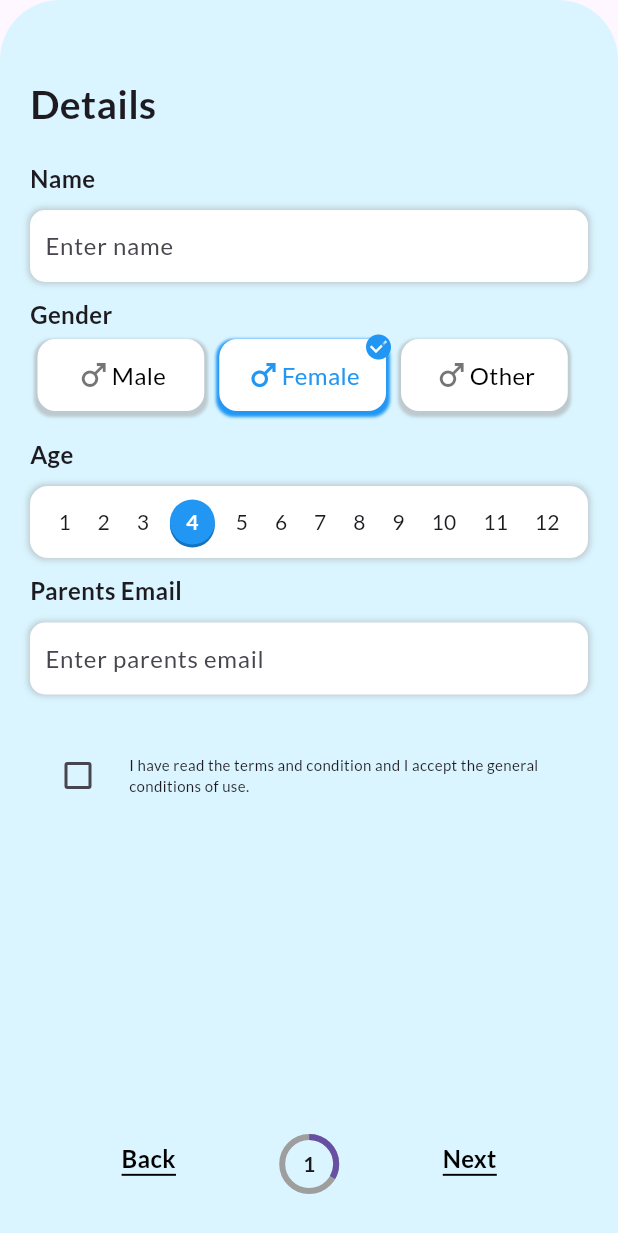
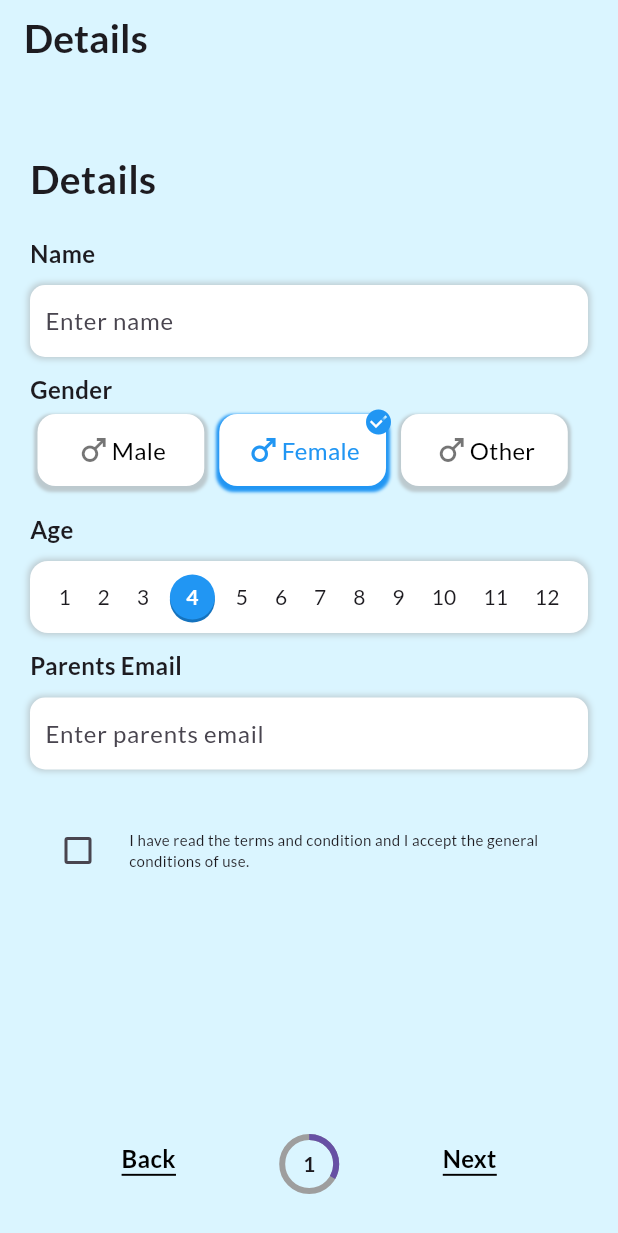
Before and after one commit to aadesh18/inzone, a Flutter app: the SignUpPages screen opened directly, after a tap on "Female", on a phone screen of 412 x 824 dp. Shown: the top 1233 px of the screen. Run offline on Flutter 3.47's test engine with Material 3 defaults, Android fonts, the phone set to English and light mode, and no system bars; our stand-ins replace animated_splash_screen, cloud_firestore, firebase_auth, firebase_core, flutter_slidable, flutter_svg and 9 more; missing offline and left inert: flutter_floating_bottom_bar, flutter_util_widgets, o3d, random_avatar, sign_button; accounts and stored records are empty; project files that could hold a hidden picture were left out.

Commit message:
added choose avatar page

```diff
--- /dev/null
+++ b/lib/welcome_screens/choose_avatar.dart
@@ -0,0 +1,74 @@
+import 'package:flutter/material.dart';
+import 'package:inzone/constants.dart';
+import 'package:random_avatar/random_avatar.dart';
+
+class ChooseAvatarScreen extends StatefulWidget {
+  const ChooseAvatarScreen({super.key});
+
+  @override
+  State<ChooseAvatarScreen> createState() => _ChooseAvatarScreenState();
+}
+
+class _ChooseAvatarScreenState extends State<ChooseAvatarScreen> {
+  String? username;
+
+  @override
+  Widget build(BuildContext context) {
+    return SingleChildScrollView(
+      child: Padding(
+        padding: const EdgeInsets.symmetric(horizontal: 20.0),
+        child: Center(
+          child: Column(
+            crossAxisAlignment: CrossAxisAlignment.start,
+            mainAxisAlignment: MainAxisAlignment.spaceBetween,
+            children: [
+              const SizedBox(
+                height: 50,
+              ),
+              Center(
+                child: RandomAvatar(
+                    username == null
+                        ? " "
+                        : username!.isEmpty
+                            ? " "
+                            : username!,
+                    height: 250,
+                    width: 250),
+              ),
+              const SizedBox(
+                height: 50,
+              ),
+              Container(
+                padding: const EdgeInsets.only(left: 10),
+                decoration: BoxDecoration(
+                  borderRadius: BorderRadius.circular(10.0),
+                  color: Colors.white,
+                  boxShadow: [
+                    BoxShadow(
+                      color: Colors.grey.withOpacity(0.5),
+                      spreadRadius: 1,
+                      blurRadius: 3,
+                      offset:
+                          Offset(0, 0), // Changes the position of the shadow
+                    ),
+                  ],
+                ),
+                child: TextField(
+                  decoration: const InputDecoration(
+                    hintText: 'Enter Username',
+                    border: InputBorder.none,
+                  ),
+                  onChanged: (value) {
+                    setState(() {
+                      username = value;
+                    });
+                  },
+                ),
+              ),
+            ],
+          ),
+        ),
+      ),
+    );
+  }
+}
--- a/lib/welcome_screens/sign_up_pages.dart
+++ b/lib/welcome_screens/sign_up_pages.dart
@@ -3,6 +3,7 @@ import 'package:inzone/constants.dart';
 import 'package:inzone/main_screens/root_app.dart';
 import 'package:inzone/main_screens/settings_screens/content_selection_screen.dart';
 import 'package:inzone/welcome_screens/avatar_customise_page.dart';
+import 'package:inzone/welcome_screens/choose_avatar.dart';
 import 'package:inzone/welcome_screens/user_signup_screen.dart';
 
 class SignUpPages extends StatefulWidget {
@@ -21,9 +22,25 @@ class _SignUpPagesState extends State<SignUpPages> {
   int currentPage = 1;
   double _value = (1 / numPages);
 
+  List<String> appBarNames = [
+    "Details",
+    "Choose Your Username",
+    "Content Selection"
+  ];
   @override
   Widget build(BuildContext context) {
     return Scaffold(
+      backgroundColor: backgroundColor,
+      appBar: PreferredSize(
+        preferredSize: Size.fromHeight(50),
+        child: AppBar(
+          elevation: 0,
+          automaticallyImplyLeading: false,
+          backgroundColor: backgroundColor,
+          title: Text(appBarNames[currentPage - 1],
+              style: TextStyle(fontSize: 26, fontWeight: FontWeight.w700)),
+        ),
+      ),
       body: Stack(
         children: [
           PageView(
@@ -35,10 +52,11 @@ class _SignUpPagesState extends State<SignUpPages> {
                 _value = ((index + 1) / numPages);
               });
             },
-            children: [
-              const UserSignUpScreen(),
-              AvatarCustomisePage(),
-              const ContentSelectionScreen(),
+            children: const [
+              UserSignUpScreen(),
+              ChooseAvatarScreen(),
+              //AvatarCustomisePage(),
+              ContentSelectionScreen(),
             ],
           ),
           Container(
@@ -63,6 +81,9 @@ class _SignUpPagesState extends State<SignUpPages> {
                           ),
                         ),
                         onTap: () {
+                          if (currentPage == 1) {
+                            Navigator.pop(context);
+                          }
                           setState(() {
                             _controller.previousPage(
                                 duration: const Duration(seconds: 1),
```
